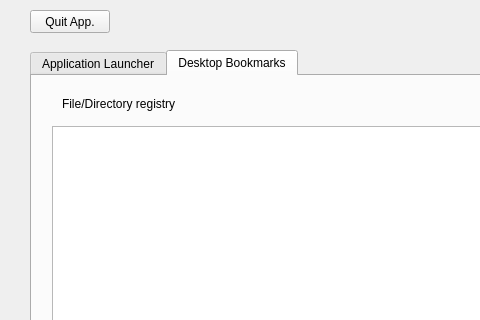
Above: user_interface.ui from caiorss/qapplauncher before the change; both pictures show x 0 to 480 and y 0 to 320 of the 757 by 657 pixel window. Below: the same form after it.
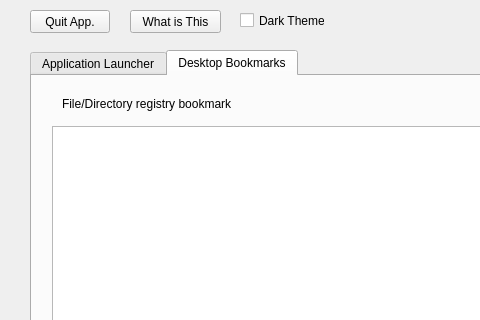
That is the form after the change. The open tabs and pages were chosen to show the change.

Commit message: Update user interface add checkbox and a new button.

Patch:
```diff
--- a/user_interface.ui
+++ b/user_interface.ui
@@ -172,12 +172,12 @@
        <rect>
         <x>30</x>
         <y>20</y>
-        <width>141</width>
+        <width>201</width>
         <height>16</height>
        </rect>
       </property>
       <property name="text">
-       <string>File/Directory registry</string>
+       <string>File/Directory registry bookmark</string>
       </property>
      </widget>
      <widget class="QWidget" name="verticalLayoutWidget">
@@ -371,6 +371,38 @@
      <string>Quit App.</string>
     </property>
    </widget>
+   <widget class="QPushButton" name="btn_show_help">
+    <property name="geometry">
+     <rect>
+      <x>130</x>
+      <y>10</y>
+      <width>91</width>
+      <height>23</height>
+     </rect>
+    </property>
+    <property name="toolTip">
+     <string>Show help for specific user interface element. Click here, then click at soem UI element.</string>
+    </property>
+    <property name="text">
+     <string>What is This</string>
+    </property>
+   </widget>
+   <widget class="QCheckBox" name="chb_dark_theme">
+    <property name="geometry">
+     <rect>
+      <x>240</x>
+      <y>10</y>
+      <width>85</width>
+      <height>21</height>
+     </rect>
+    </property>
+    <property name="toolTip">
+     <string>Enable Dark theme when checked</string>
+    </property>
+    <property name="text">
+     <string>Dark Theme</string>
+    </property>
+   </widget>
   </widget>
   <widget class="QMenuBar" name="menuBar">
    <property name="geometry">
```
Left out of the diff: 38 changed lines with no effect on the pictures.
